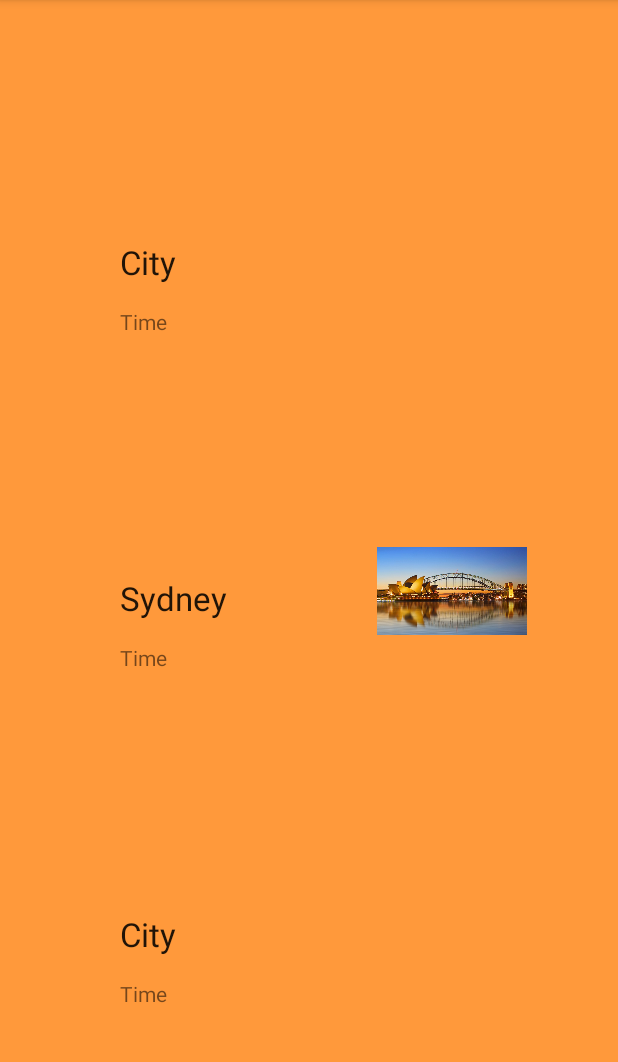
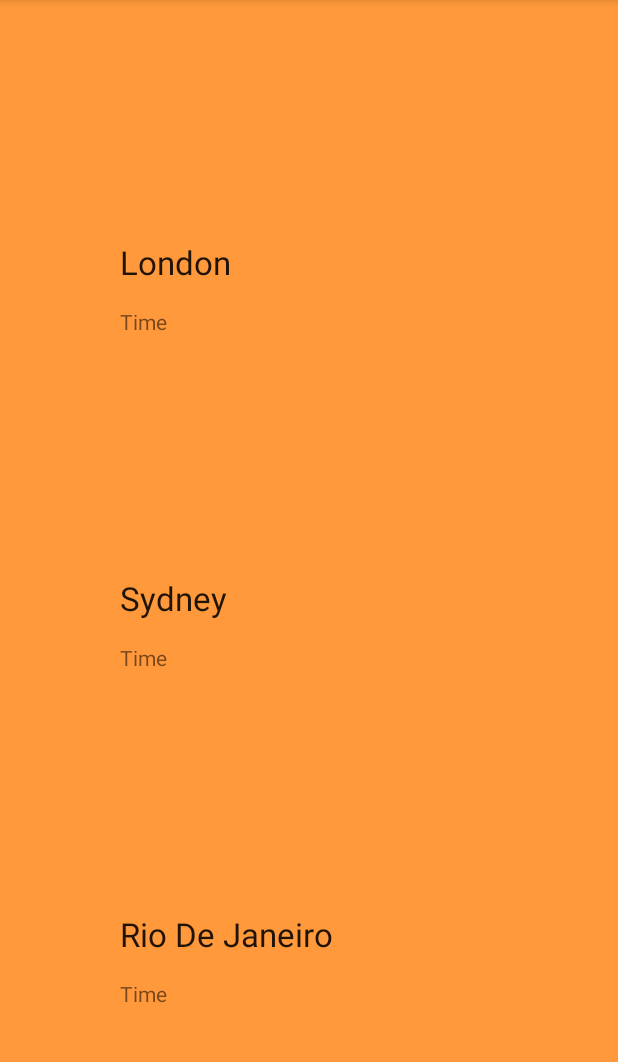
Before and after one commit to selinalekhac/INFS3634-Task-1, an Android app: the screen it shows after launch (MainActivity), on a phone screen of 412 x 824 dp, the part 84-1146 px from its top. Run offline under Robolectric (Android 15) with nearby library versions, the phone set to English and light mode, and no system bars.

Commit message:
yay successfully changed the city names of all the layouts

```diff
--- a/app/src/main/java/com/example/infs3634hwtask1/MainActivity.java
+++ b/app/src/main/java/com/example/infs3634hwtask1/MainActivity.java
@@ -10,24 +10,48 @@ import androidx.constraintlayout.widget.ConstraintLayout;
 
 public class MainActivity extends AppCompatActivity {
 
-    /*
-    public TextView layoutSydneyText;
-    public ImageView layoutSydneyImage;
-*/
-
-    //TextView layoutSydneyText = (TextView) findViewById(R.id.cityTextView);
+    private TextView layoutCityNameText; //declares TextView
 
     @Override
     protected void onCreate(Bundle savedInstanceState) {
         super.onCreate(savedInstanceState);
         setContentView(R.layout.activity_main);
 
+        // Naming the City of Each Chunk Layout
+
         ConstraintLayout layoutSydney = findViewById(R.id.layout_sydney);
+        layoutCityNameText = layoutSydney.findViewById(R.id.city_textview_id);
+        layoutCityNameText.setText(R.string.sydney);
+
+        ConstraintLayout layoutLondon = findViewById(R.id.layout_london);
+        layoutCityNameText = layoutLondon.findViewById(R.id.city_textview_id);
+        layoutCityNameText.setText(R.string.London);
+
+        ConstraintLayout layoutRioDeJaneiro = findViewById(R.id.layout_riodejaneiro);
+        layoutCityNameText = layoutRioDeJaneiro.findViewById(R.id.city_textview_id);
+        layoutCityNameText.setText(R.string.RioDeJaneiro);
+
+        ConstraintLayout layoutSingapore = findViewById(R.id.layout_singapore);
+        layoutCityNameText = layoutSingapore.findViewById(R.id.city_textview_id);
+        layoutCityNameText.setText(R.string.Singapore);
+
+        ConstraintLayout layoutVietnam = findViewById(R.id.layout_vietnam);
+        layoutCityNameText = layoutVietnam.findViewById(R.id.city_textview_id);
+        layoutCityNameText.setText(R.string.Vietnam);
+
+        ConstraintLayout layoutWashingtonDC = findViewById(R.id.layout_washingtondc);
+        layoutCityNameText = layoutWashingtonDC.findViewById(R.id.city_textview_id);
+        layoutCityNameText.setText(R.string.WashingtonDC);
+/*
+        ConstraintLayout layoutSydney = findViewById(R.id.layout_sydney);
+
         TextView layoutSydneyText = layoutSydney.findViewById(R.id.city_textview_id);
-        layoutSydneyText.setText(R.string.sydney);
+        layoutSydneyText.setText(R.string.Sydney);
 
         ImageView layoutSydneyImage = layoutSydney.findViewById(R.id.city_imageview_id);
         layoutSydneyImage.setImageResource(R.drawable.sydneyharbourbridge);
+
+ */
 
 /*
         ConstraintLayout layoutSydney = findViewById(R.id.layout_Sydney);
--- a/app/src/main/res/layout/activity_main.xml
+++ b/app/src/main/res/layout/activity_main.xml
@@ -19,6 +19,7 @@
             android:orientation="vertical">
 
             <include
+                android:id="@+id/layout_london"
                 layout="@layout/chunk_time_city_layout"
                 android:layout_width="wrap_content"
                 android:layout_height="wrap_content"/>
@@ -30,25 +31,25 @@
                 android:layout_height="wrap_content"/>
 
             <include
-
+                android:id="@+id/layout_riodejaneiro"
                 layout="@layout/chunk_time_city_layout"
                 android:layout_width="wrap_content"
                 android:layout_height="wrap_content"/>
 
             <include
-
+                android:id="@+id/layout_singapore"
                 layout="@layout/chunk_time_city_layout"
                 android:layout_width="wrap_content"
                 android:layout_height="wrap_content"/>
 
             <include
-
+                android:id="@+id/layout_vietnam"
                 layout="@layout/chunk_time_city_layout"
                 android:layout_width="wrap_content"
                 android:layout_height="wrap_content"/>
 
             <include
-
+                android:id="@+id/layout_washingtondc"
                 layout="@layout/chunk_time_city_layout"
                 android:layout_width="wrap_content"
                 android:layout_height="wrap_content"/>
--- a/app/src/main/res/layout/chunk_time_city_layout.xml
+++ b/app/src/main/res/layout/chunk_time_city_layout.xml
@@ -2,6 +2,7 @@
 <androidx.constraintlayout.widget.ConstraintLayout xmlns:android="http://schemas.android.com/apk/res/android"
     xmlns:app="http://schemas.android.com/apk/res-auto"
     xmlns:tools="http://schemas.android.com/tools"
+    android:id="@+id/chunk_id"
     android:layout_width="match_parent"
     android:layout_height="match_parent"
     tools:context=".MainActivity">
```
